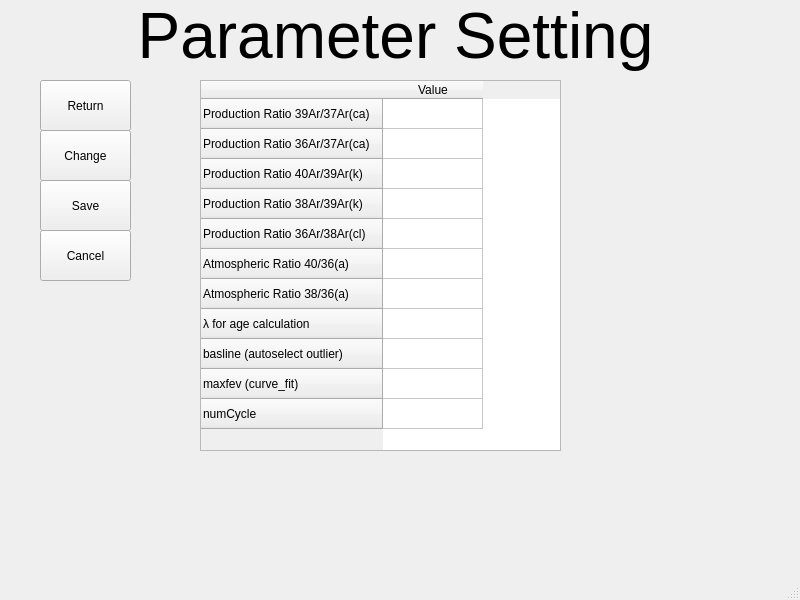
Qt form UI/ParameterSetting.ui (AndrewLiu0725/pyADR) before a commit.
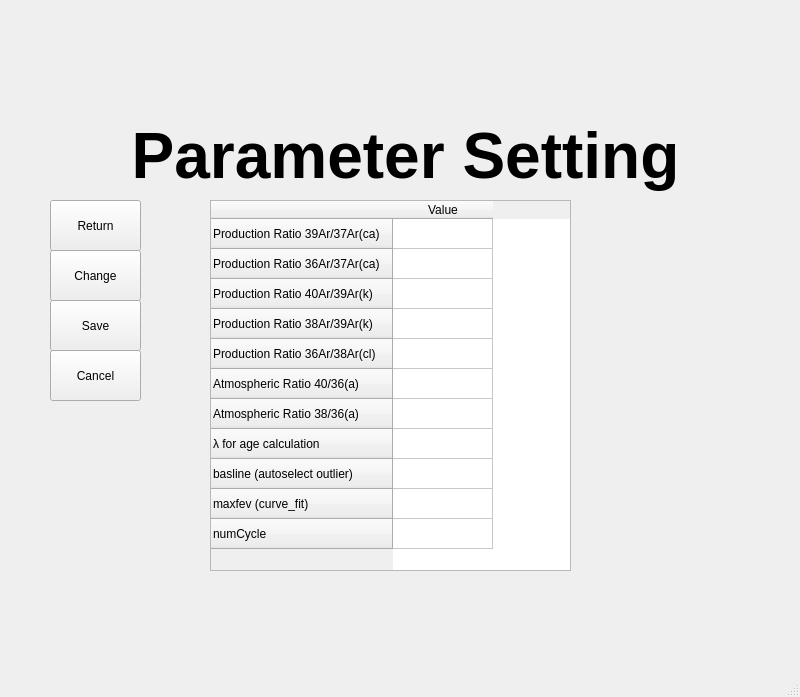
The same form after that commit.

Patch:
```diff
--- a/UI/ParameterSetting.ui
+++ b/UI/ParameterSetting.ui
@@ -7,7 +7,7 @@
     <x>0</x>
     <y>0</y>
     <width>800</width>
-    <height>600</height>
+    <height>697</height>
    </rect>
   </property>
   <property name="windowTitle">
@@ -17,8 +17,8 @@
    <widget class="QTableWidget" name="ParameetrTable">
     <property name="geometry">
      <rect>
-      <x>200</x>
-      <y>80</y>
+      <x>210</x>
+      <y>200</y>
       <width>361</width>
       <height>371</height>
      </rect>
@@ -87,8 +87,8 @@
    <widget class="QPushButton" name="change">
     <property name="geometry">
      <rect>
-      <x>40</x>
-      <y>130</y>
+      <x>50</x>
+      <y>250</y>
       <width>91</width>
       <height>51</height>
      </rect>
@@ -100,8 +100,8 @@
    <widget class="QPushButton" name="save">
     <property name="geometry">
      <rect>
-      <x>40</x>
-      <y>180</y>
+      <x>50</x>
+      <y>300</y>
       <width>91</width>
       <height>51</height>
      </rect>
@@ -113,8 +113,8 @@
    <widget class="QPushButton" name="return_2">
     <property name="geometry">
      <rect>
-      <x>40</x>
-      <y>80</y>
+      <x>50</x>
+      <y>200</y>
       <width>91</width>
       <height>51</height>
      </rect>
@@ -126,8 +126,8 @@
    <widget class="QPushButton" name="cancel">
     <property name="geometry">
      <rect>
-      <x>40</x>
-      <y>230</y>
+      <x>50</x>
+      <y>350</y>
       <width>91</width>
       <height>51</height>
      </rect>
@@ -139,14 +139,14 @@
    <widget class="QLabel" name="label">
     <property name="geometry">
      <rect>
-      <x>0</x>
-      <y>0</y>
+      <x>10</x>
+      <y>120</y>
       <width>791</width>
       <height>71</height>
      </rect>
     </property>
     <property name="text">
-     <string>&lt;html&gt;&lt;head/&gt;&lt;body&gt;&lt;p align=&quot;center&quot;&gt;&lt;span style=&quot; font-size:48pt;&quot;&gt;Parameter Setting&lt;/span&gt;&lt;/p&gt;&lt;/body&gt;&lt;/html&gt;</string>
+     <string>&lt;html&gt;&lt;head/&gt;&lt;body&gt;&lt;p align=&quot;center&quot;&gt;&lt;span style=&quot; font-size:48pt; font-weight:600;&quot;&gt;Parameter Setting&lt;/span&gt;&lt;/p&gt;&lt;/body&gt;&lt;/html&gt;</string>
     </property>
    </widget>
   </widget>
```
